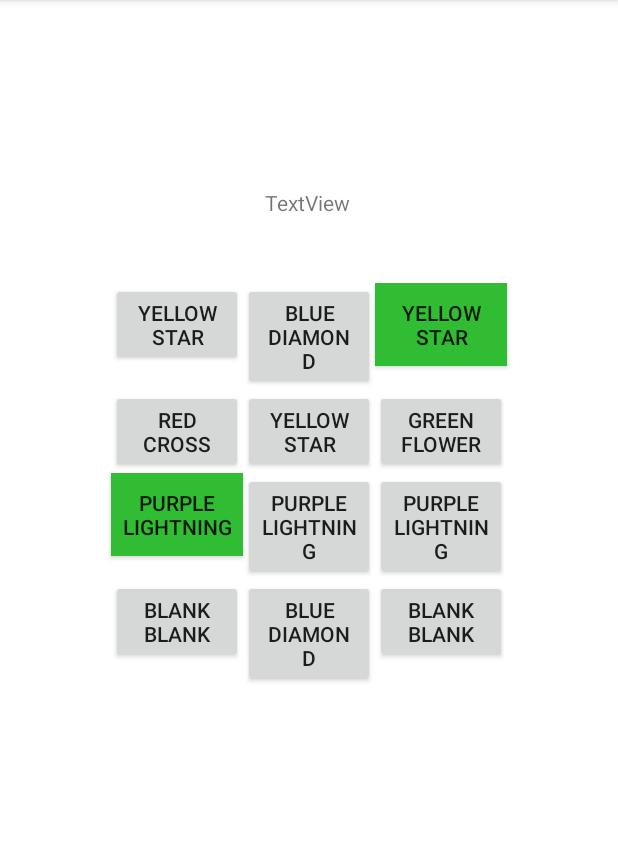
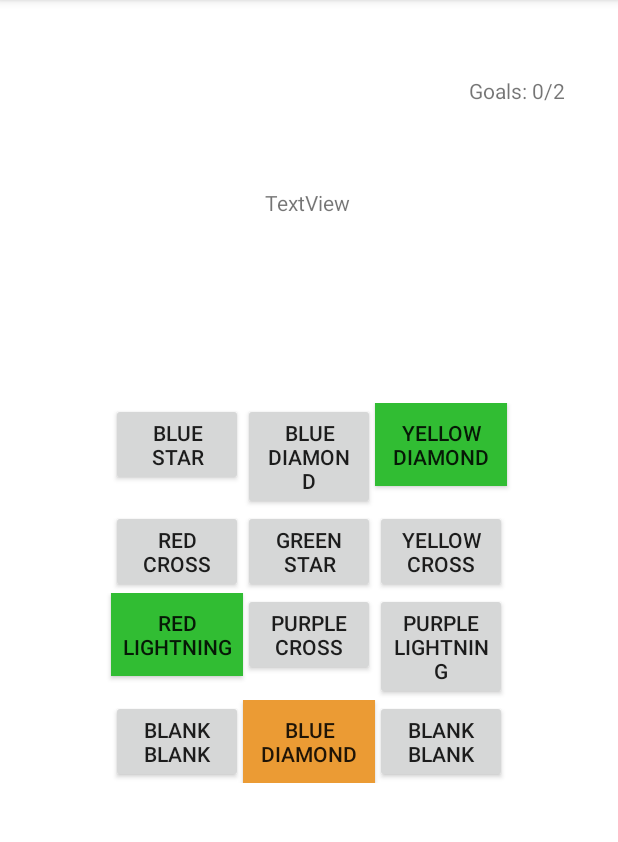
Before and after one commit to Fallen-Pie/Assessment_3_EyeMaze, an Android app: the GameActivity screen opened directly, with no data from a screen before it, on a phone screen of 412 x 824 dp, the part 84-926 px from its top. Run offline under Robolectric (Android 15) with nearby library versions, the phone set to English and light mode, and no system bars.

Commit message:
Added Move Logic

```diff
--- a/app/src/main/java/nz/ac/ara/bd/eyemaze/view/GameActivity.java
+++ b/app/src/main/java/nz/ac/ara/bd/eyemaze/view/GameActivity.java
@@ -1,4 +1,6 @@
 package nz.ac.ara.bd.eyemaze.view;
+
+import static java.lang.Integer.parseInt;
 
 import android.os.Bundle;
 import android.util.Log;
@@ -6,26 +8,28 @@ import android.view.Gravity;
 import android.view.View;
 import android.widget.Button;
 import android.widget.LinearLayout;
+import android.widget.TextView;
 
 import androidx.activity.EdgeToEdge;
 import androidx.appcompat.app.AppCompatActivity;
-import androidx.appcompat.widget.LinearLayoutCompat;
 import androidx.core.graphics.Insets;
 import androidx.core.view.ViewCompat;
 import androidx.core.view.WindowInsetsCompat;
 
-import kotlin.NotImplementedError;
 import nz.ac.ara.bd.eyemaze.R;
 import nz.ac.ara.bd.eyemaze.model.BlankSquare;
 import nz.ac.ara.bd.eyemaze.model.Color;
+import nz.ac.ara.bd.eyemaze.model.Direction;
 import nz.ac.ara.bd.eyemaze.model.Game;
-import nz.ac.ara.bd.eyemaze.model.Level;
+import nz.ac.ara.bd.eyemaze.model.Message;
 import nz.ac.ara.bd.eyemaze.model.PlayableSquare;
 import nz.ac.ara.bd.eyemaze.model.Shape;
 
 public class GameActivity extends AppCompatActivity {
     private static final String LOG_TAG = GameActivity.class.getSimpleName();
     Game game = new Game();
+    boolean movingPlayer = false;
+    Button previousButton;
 
     @Override
     protected void onCreate(Bundle savedInstanceState) {
@@ -39,8 +43,7 @@ public class GameActivity extends AppCompatActivity {
         });
         LinearLayout ll_vert = findViewById(R.id.LinearLayout);
         createGame();
-        Level currentLevel = game.levelList.get(game.currentLevel);
-        Log.d(LOG_TAG, "Hello!");
+        setGoalText();
         for (int row = 0; row < game.getLevelHeight(); row++) {
             LinearLayout ll_row = new LinearLayout(this);
             ll_row.setOrientation(LinearLayout.HORIZONTAL);
@@ -49,13 +52,77 @@ public class GameActivity extends AppCompatActivity {
             for (int column = 0; column < game.getLevelWidth(); column++) {
                 Button new_button = new Button(this);
                 new_button.setText(game.getColorAt(row, column) + " " + game.getShapeAt(row, column));
+                new_button.setTag(row + "_" + column);
                 new_button.setWidth(ll_vert.getWidth()/game.getLevelWidth());
                 if (game.hasGoalAt(row, column)) {
-                    new_button.setBackgroundColor(getColor(R.color.green));;
+                    new_button.setBackgroundColor(getColor(R.color.green));
+                } else if ((game.getEyeballColumn() == column && game.getEyeballRow() == row)) {
+                    new_button.setBackgroundColor(getColor(R.color.orange));
                 }
                 ll_row.addView(new_button);
+                new_button.setOnClickListener(newOnClickListener);
             }
-        };
+        }
+    }
+
+    View.OnClickListener newOnClickListener = new View.OnClickListener() {
+        @Override
+        public void onClick(View view) {
+            String[] temp = ((String)view.getTag()).split("_");
+            int row = parseInt(temp[0]);
+            int column = parseInt(temp[1]);
+            if (((game.getEyeballColumn() == column && game.getEyeballRow() == row)) && !movingPlayer) {
+                movingPlayer = true;
+                previousButton = (Button) view;
+                previousButton.setBackgroundColor(getColor(R.color.highlight));
+            } else if (!((game.getEyeballColumn() == column && game.getEyeballRow() == row)) && movingPlayer) {
+                if (!game.isDirectionOK(row, column)) {
+                    setMessage(game.checkDirectionMessage(row, column));
+                } else if (!game.hasBlankFreePathTo(row, column)) {
+                    setMessage(game.checkMessageForBlankOnPathTo(row, column));
+                } else if (!game.canMoveToSquareColor(row, column)) {
+                    setMessage(game.messageIfMovingTo(row, column));
+                } else {
+                    if (game.hasGoalAt(row, column)) {
+                        Log.d(LOG_TAG, "Why not firing!");
+                    }
+                    game.moveTo(row,column);
+                    setGoalText();
+                    setMessage(Message.OK);
+                    movingPlayer = false;
+                    previousButton.setBackgroundColor(getColor(R.color.purple_700));
+                    Log.d(LOG_TAG, "Hello!");
+                }
+
+            }
+        }
+    };
+
+    private void setGoalText() {
+        TextView goalBox = findViewById(R.id.goalText);
+        goalBox.setText(getString(R.string.goalMessage, game.getCompletedGoalCount(), game.getGoalCount()));
+    }
+    private void setMessage(Message message) {
+        TextView messageBox = findViewById(R.id.messageText);
+        switch(message) {
+            case OK:
+                messageBox.setText(R.string.goodMove);
+                break;
+            case DIFFERENT_SHAPE_OR_COLOR:
+                messageBox.setText(R.string.differentShapeColour);
+                break;
+            case BACKWARDS_MOVE:
+                messageBox.setText(R.string.backwardsMove);
+                break;
+            case MOVING_OVER_BLANK:
+                messageBox.setText(R.string.moveOverBlank);
+                break;
+            case MOVING_DIAGONALLY:
+                messageBox.setText(R.string.moveDiagonally);
+                break;
+            default:
+                messageBox.setText("");
+        }
     }
 
     protected void createGame() {
@@ -64,14 +131,14 @@ public class GameActivity extends AppCompatActivity {
 
     private static void levelOne(Game game) {
         game.addLevel(4, 3);
-        game.addSquare(new PlayableSquare(Color.YELLOW, Shape.STAR), 0, 0);
+        game.addSquare(new PlayableSquare(Color.BLUE, Shape.STAR), 0, 0);
         game.addSquare(new PlayableSquare(Color.BLUE, Shape.DIAMOND), 0, 1);
-        game.addSquare(new PlayableSquare(Color.YELLOW, Shape.STAR), 0, 2);
+        game.addSquare(new PlayableSquare(Color.YELLOW, Shape.DIAMOND), 0, 2);
         game.addSquare(new PlayableSquare(Color.RED, Shape.CROSS), 1, 0);
-        game.addSquare(new PlayableSquare(Color.YELLOW, Shape.STAR), 1, 1);
-        game.addSquare(new PlayableSquare(Color.GREEN, Shape.FLOWER), 1, 2);
-        game.addSquare(new PlayableSquare(Color.PURPLE, Shape.LIGHTNING), 2, 0);
-        game.addSquare(new PlayableSquare(Color.PURPLE, Shape.LIGHTNING), 2, 1);
+        game.addSquare(new PlayableSquare(Color.GREEN, Shape.STAR), 1, 1);
+        game.addSquare(new PlayableSquare(Color.YELLOW, Shape.CROSS), 1, 2);
+        game.addSquare(new PlayableSquare(Color.RED, Shape.LIGHTNING), 2, 0);
+        game.addSquare(new PlayableSquare(Color.PURPLE, Shape.CROSS), 2, 1);
         game.addSquare(new PlayableSquare(Color.PURPLE, Shape.LIGHTNING), 2, 2);
         game.addSquare(new BlankSquare(), 3, 0);
         game.addSquare(new PlayableSquare(Color.BLUE, Shape.DIAMOND), 3, 1);
@@ -79,5 +146,7 @@ public class GameActivity extends AppCompatActivity {
 
         game.addGoal(0, 2);
         game.addGoal(2, 0);
+
+        game.addEyeball(3, 1, Direction.UP);
     }
 }
--- a/app/src/main/res/layout/activity_game.xml
+++ b/app/src/main/res/layout/activity_game.xml
@@ -22,12 +22,34 @@
     <LinearLayout
         android:id="@+id/LinearLayout"
         android:layout_width="411dp"
-        android:layout_height="467dp"
+        android:layout_height="340dp"
         android:orientation="vertical"
         app:layout_constraintBottom_toBottomOf="parent"
         app:layout_constraintEnd_toEndOf="parent"
         app:layout_constraintStart_toStartOf="parent"
         app:layout_constraintTop_toTopOf="parent"
-        app:layout_constraintVertical_bias="0.627"></LinearLayout>
+        app:layout_constraintVertical_bias="0.627" />
+
+    <TextView
+        android:id="@+id/messageText"
+        android:layout_width="wrap_content"
+        android:layout_height="wrap_content"
+        app:layout_constraintBottom_toBottomOf="parent"
+        app:layout_constraintEnd_toEndOf="parent"
+        app:layout_constraintHorizontal_bias="0.498"
+        app:layout_constraintStart_toStartOf="parent"
+        app:layout_constraintTop_toTopOf="parent"
+        app:layout_constraintVertical_bias="0.863" />
+
+    <TextView
+        android:id="@+id/goalText"
+        android:layout_width="wrap_content"
+        android:layout_height="wrap_content"
+        app:layout_constraintBottom_toBottomOf="parent"
+        app:layout_constraintEnd_toEndOf="parent"
+        app:layout_constraintHorizontal_bias="0.898"
+        app:layout_constraintStart_toStartOf="parent"
+        app:layout_constraintTop_toTopOf="parent"
+        app:layout_constraintVertical_bias="0.068" />
 
 </androidx.constraintlayout.widget.ConstraintLayout>
--- a/app/src/main/res/values/colors.xml
+++ b/app/src/main/res/values/colors.xml
@@ -8,4 +8,6 @@
     <color name="black">#FF000000</color>
     <color name="white">#FFFFFFFF</color>
     <color name="green">#31BD33</color>
+    <color name="orange">#EB9B34</color>
+    <color name="highlight">#F2ED8F</color>
 </resources>
--- a/app/src/main/res/values/strings.xml
+++ b/app/src/main/res/values/strings.xml
@@ -8,4 +8,12 @@
     <string name="second_fragment_label">Second Fragment</string>
     <string name="next">Next</string>
     <string name="previous">Previous</string>
+    <!-- Win/Loss Messages -->
+    <string name="goodMove">Good Move</string>
+    <string name="differentShapeColour">Cannot Move to different Shape and Colour</string>
+    <string name="backwardsMove">Cannot Move backwards</string>
+    <string name="moveOverBlank">Cannot Move over empty Square</string>
+    <string name="moveDiagonally">Cannot Move Diagonally</string>
+    <!-- Goal Message -->
+    <string name="goalMessage">Goals: %1$d/%2$d</string>
 </resources>
```
